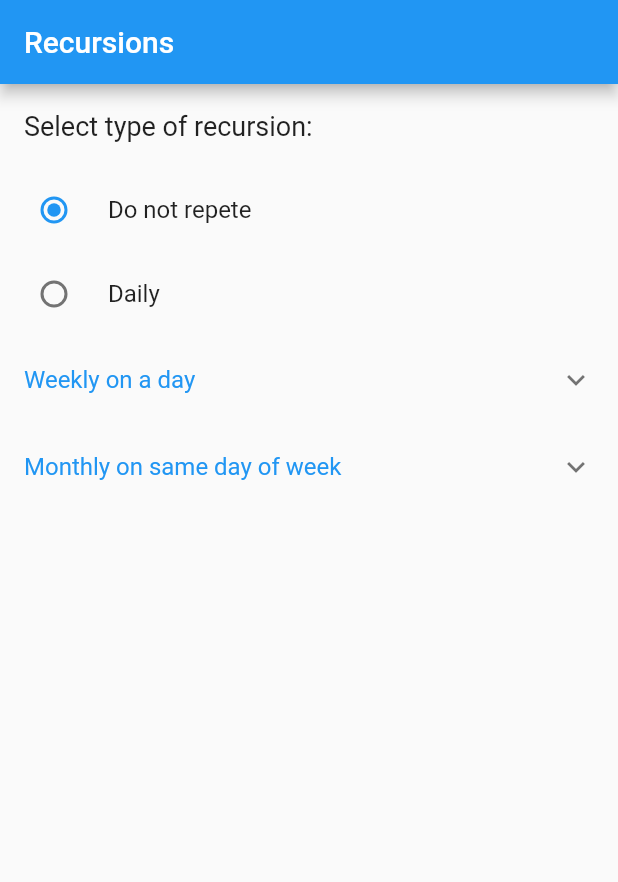
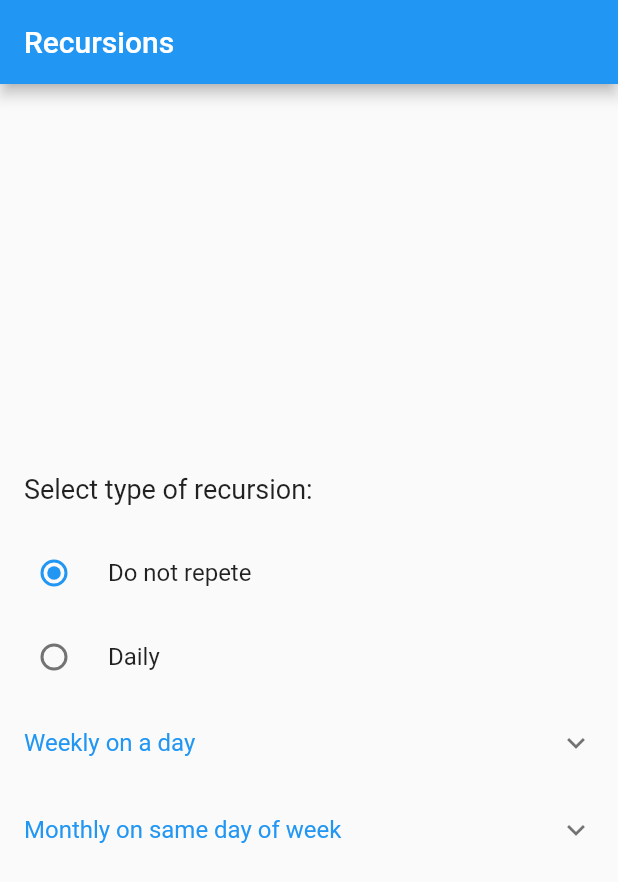
Before and after one commit to hel707/Team1, a Flutter app: the screen it shows after launch, after a tap on "Weekly", after a tap on "Monthly", after a tap on the "add" icon, on a phone screen of 412 x 824 dp. Shown: the top 882 px of the screen. Run offline on Flutter 3.47's test engine with Material 2 defaults, Android fonts, the phone set to English and light mode, and no system bars; our stand-ins replace cloud_firestore, firebase_auth, firebase_core, google_sign_in, percent_indicator; accounts and stored records are empty; network calls fail.

Commit message:
Update add_task_screen.dart

```diff
--- a/src/up_task/lib/screens/add_task_screen.dart
+++ b/src/up_task/lib/screens/add_task_screen.dart
@@ -34,7 +34,9 @@ class _RadioWithExpansionState extends State<RadioWithExpansion> {
 
   @override
   Widget build(BuildContext context) {
-    return Column(
+    return Center(
+        child: SingleChildScrollView(
+      child: Column(
         children: <Widget>[
           const ListTile(
             title: Text(
@@ -43,6 +45,7 @@ class _RadioWithExpansionState extends State<RadioWithExpansion> {
             ),
           ),
 
+          //Do not repete
           RadioListTile(
             title: const Text('Do not repete'),
             value: 'Do not repete',
@@ -55,6 +58,7 @@ class _RadioWithExpansionState extends State<RadioWithExpansion> {
             },
           ),
 
+          //Daily
           RadioListTile(
             title: const Text('Daily'),
             value: 'Daily',
@@ -163,8 +167,8 @@ class _RadioWithExpansionState extends State<RadioWithExpansion> {
             },
             children: <Widget>[
               RadioListTile(
-              title: const Text('Option 1'),
-              value: 'Option 1',
+                title: const Text('First week'),
+                value: 'First week',
                 groupValue: selectedOption,
                 onChanged: (value) {
                   setState(() {
@@ -174,8 +178,8 @@ class _RadioWithExpansionState extends State<RadioWithExpansion> {
                 },
               ),
               RadioListTile(
-              title: const Text('Option 2'),
-              value: 'Option 2',
+                title: const Text('Second week'),
+                value: 'Second week',
                 groupValue: selectedOption,
                 onChanged: (value) {
                   setState(() {
@@ -185,8 +189,30 @@ class _RadioWithExpansionState extends State<RadioWithExpansion> {
                 },
               ),
               RadioListTile(
-              title: const Text('Option 3'),
-              value: 'Option 3',
+                title: const Text('Third week'),
+                value: 'Third week',
+                groupValue: selectedOption,
+                onChanged: (value) {
+                  setState(() {
+                    selectedOption = value!;
+                    isExpanded = false; // Collapse the panel after selecting
+                  });
+                },
+              ),
+              RadioListTile(
+                title: const Text('Fourth week'),
+                value: 'Fourth week',
+                groupValue: selectedOption,
+                onChanged: (value) {
+                  setState(() {
+                    selectedOption = value!;
+                    isExpanded = false; // Collapse the panel after selecting
+                  });
+                },
+              ),
+              RadioListTile(
+                title: const Text('Fifth week'),
+                value: 'Fifth week',
                 groupValue: selectedOption,
                 onChanged: (value) {
                   setState(() {
@@ -198,6 +224,7 @@ class _RadioWithExpansionState extends State<RadioWithExpansion> {
             ],
           ),
         ],
-    );
+      ),
+    ));
   }
 }
```
Lines whose indentation alone changed are shown as unchanged.
